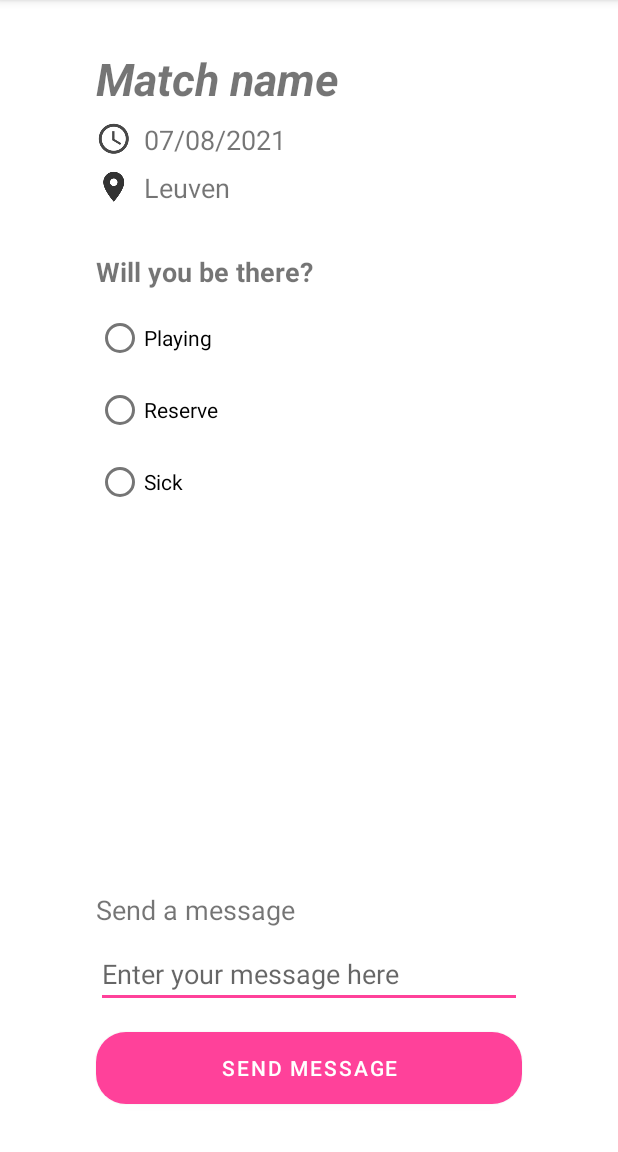
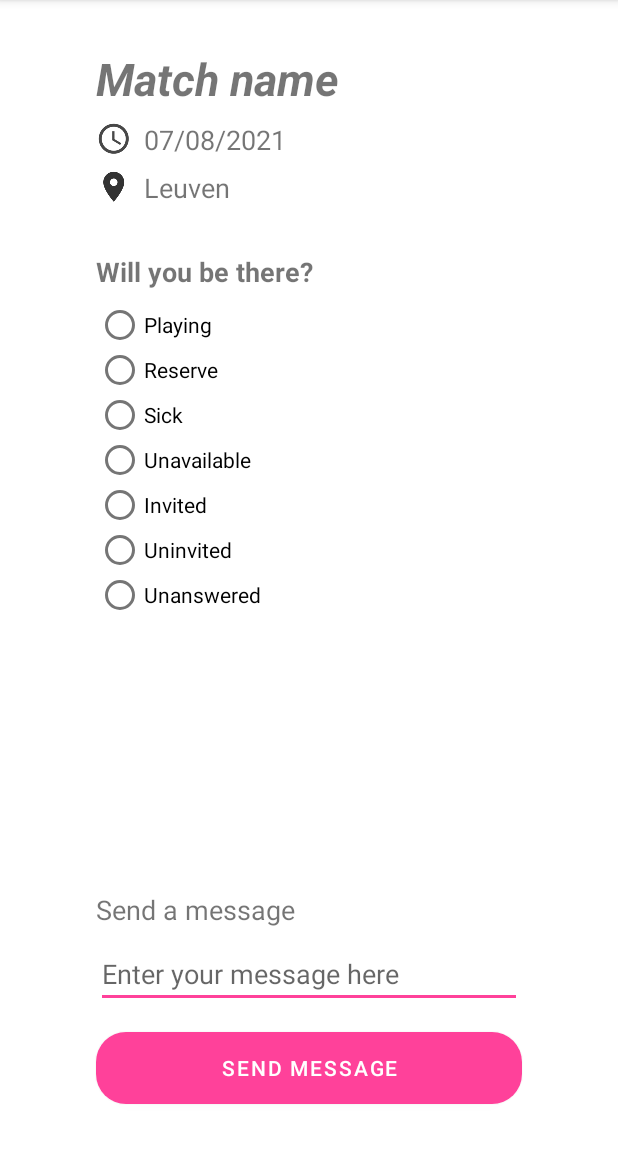
Before and after one commit to SimplyJeevS/UCLL-gip5-mobile, an Android app: the PlayerDetailsActivity screen opened directly, with no data from a screen before it, on a phone screen of 412 x 824 dp, the part 84-1236 px from its top. Run offline under Robolectric (Android 15) with nearby library versions, the phone set to English and light mode, and no system bars; our stand-ins replace Volley; network calls fail.

Commit message:
Added functionality to MatchDetails

```diff
--- a/app/src/main/java/be/ucll/java/mobile/gip5_mobile/PlayerDetailsActivity.java
+++ b/app/src/main/java/be/ucll/java/mobile/gip5_mobile/PlayerDetailsActivity.java
@@ -2,13 +2,71 @@ package be.ucll.java.mobile.gip5_mobile;
 
 import androidx.appcompat.app.AppCompatActivity;
 
+import android.content.SharedPreferences;
 import android.os.Bundle;
+import android.util.Log;
+import android.widget.TextView;
 
-public class PlayerDetailsActivity extends AppCompatActivity {
+import com.android.volley.Request;
+import com.android.volley.RequestQueue;
+import com.android.volley.Response;
+import com.android.volley.VolleyError;
+import com.android.volley.toolbox.JsonObjectRequest;
+import com.android.volley.toolbox.Volley;
+import com.google.gson.Gson;
+
+import org.json.JSONObject;
+
+import be.ucll.java.mobile.gip5_mobile.models.Persoon;
+import be.ucll.java.mobile.gip5_mobile.models.Wedstrijd;
+
+public class PlayerDetailsActivity extends AppCompatActivity implements Response.ErrorListener, Response.Listener<JSONObject> {
+    private static final String TAG = "PlayerDetaials activity";
+    private static final String WEBSERVICE_API = "http://ucll-team3-gip5-web.eu-west-1.elasticbeanstalk.com";
+    private RequestQueue queue;
+    private SharedPreferences preferences;
+    private TextView matchName, matchDate, matchLocation;
+
 
     @Override
     protected void onCreate(Bundle savedInstanceState) {
         super.onCreate(savedInstanceState);
         setContentView(R.layout.activity_player_details);
+
+        matchName = findViewById(R.id.lblDtMatchName);
+        matchDate = findViewById(R.id.lblDtMatchTime);
+        matchLocation = findViewById(R.id.lblDtMatchLocation);
+
+        preferences = getSharedPreferences("PREFERENCE", 0);
+
+        queue = Volley.newRequestQueue(this);
+        JsonObjectRequest req = new JsonObjectRequest(Request.Method.GET, WEBSERVICE_API + "/rest/v1/wedstrijdMetPloegen/100?api=" + preferences.getString("ApiPref","Undefined") , null, this, this);
+
+        queue.start();
+        queue.add(req);
+    }
+
+    @Override
+    public void onErrorResponse(VolleyError error) {
+        Log.d("Error.Response", error.toString());
+    }
+
+    @Override
+    public void onResponse(JSONObject response) {
+        // display response on Success
+        Log.d("Response", response.toString());
+        Log.d(TAG, "entered respone");
+        JSONObject jsono = (JSONObject) response;
+
+        // Log the output as debug information
+        Log.d(TAG, jsono.toString());
+
+        // Convert REST String to Pojo's using GSON libraries
+        Wedstrijd wedstrijd = new Gson().fromJson(jsono.toString(), Wedstrijd.class);
+        Log.d("Person to string: ", wedstrijd.toString());
+
+        matchName.setText(wedstrijd.getThuisploeg() +" \uD83C\uDD9A "+wedstrijd.getTegenstander());
+        matchDate.setText(wedstrijd.getTijdstip());
+        matchLocation.setText(wedstrijd.getLocatie());
     }
 }
--- a/app/src/main/res/layout/activity_player_details.xml
+++ b/app/src/main/res/layout/activity_player_details.xml
@@ -19,7 +19,7 @@
         app:layout_constraintTop_toTopOf="parent" />
 
     <TextView
-        android:id="@+id/lbbDtMatchTime"
+        android:id="@+id/lblDtMatchTime"
         android:layout_width="wrap_content"
         android:layout_height="wrap_content"
         android:layout_marginStart="8dp"
@@ -69,20 +69,44 @@
         <RadioButton
             android:id="@+id/rbStatusPlaying"
             android:layout_width="match_parent"
-            android:layout_height="wrap_content"
+            android:layout_height="30dp"
             android:text="@string/status_playing" />
 
         <RadioButton
             android:id="@+id/rbStatusReserve"
             android:layout_width="match_parent"
-            android:layout_height="wrap_content"
+            android:layout_height="30dp"
             android:text="@string/status_reserve" />
 
         <RadioButton
             android:id="@+id/rbStatusSick"
             android:layout_width="match_parent"
-            android:layout_height="wrap_content"
+            android:layout_height="30dp"
             android:text="@string/status_sick" />
+
+        <RadioButton
+            android:id="@+id/rbStatusUnavailable"
+            android:layout_width="match_parent"
+            android:layout_height="30dp"
+            android:text="@string/status_unavailable" />
+
+        <RadioButton
+            android:id="@+id/rbStatusInvited"
+            android:layout_width="match_parent"
+            android:layout_height="30dp"
+            android:text="@string/status_invited" />
+
+        <RadioButton
+            android:id="@+id/rbStatusUninvited"
+            android:layout_width="match_parent"
+            android:layout_height="30dp"
+            android:text="@string/status_uninvited" />
+
+        <RadioButton
+            android:id="@+id/rbStatusUnanswered"
+            android:layout_width="match_parent"
+            android:layout_height="30dp"
+            android:text="@string/status_unanswered" />
     </RadioGroup>
 
     <EditText
--- a/app/src/main/res/values/strings.xml
+++ b/app/src/main/res/values/strings.xml
@@ -49,6 +49,11 @@
     <string name="status_playing">Playing</string>
     <string name="status_sick">Sick</string>
     <string name="status_reserve">Reserve</string>
+    <string name="status_unavailable">Unavailable</string>
+    <string name="status_invited">Invited</string>
+    <string name="status_uninvited">Uninvited</string>
+    <string name="status_declined">Declined</string>
+    <string name="status_unanswered">Unanswered</string>
     <string name="text_message_hint">Enter your message here</string>
 
 
```
